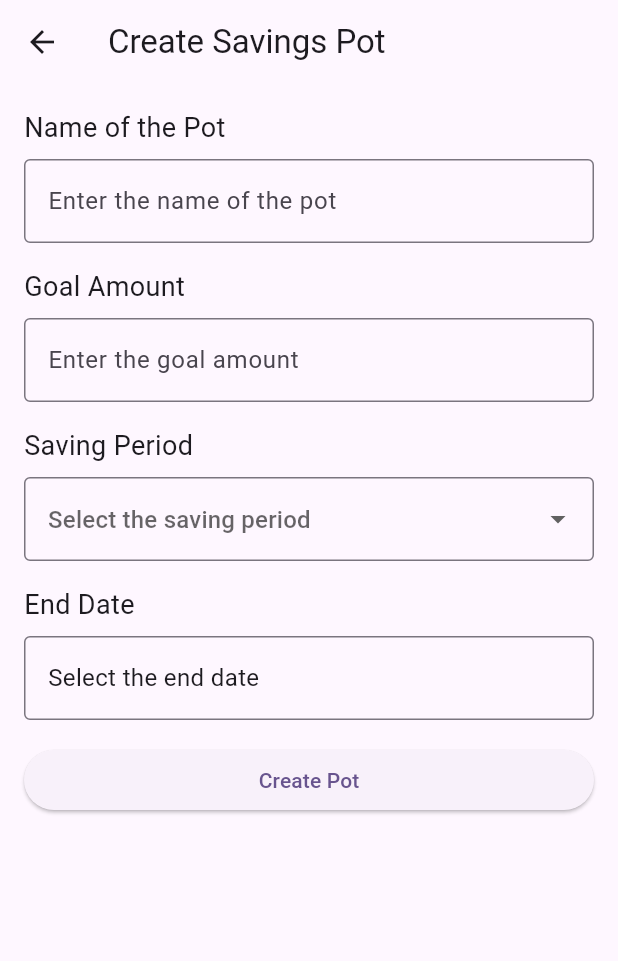
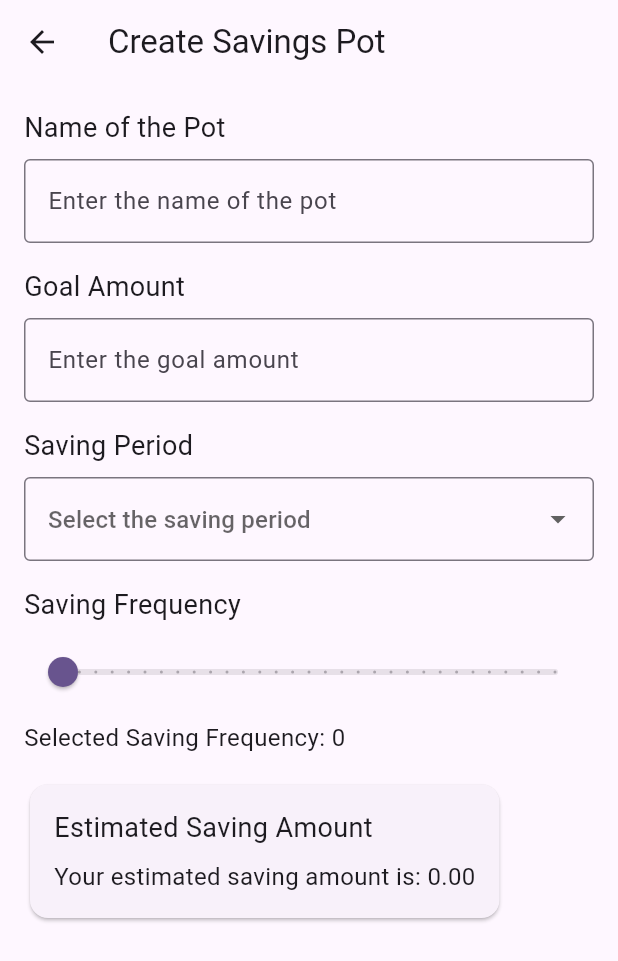
Before and after one commit to saidulydia/NTU_Finance, a Flutter app: the SavingsPotPage screen opened directly, on a phone screen of 412 x 824 dp. Shown: the top 961 px of the screen. Run offline on Flutter 3.47's test engine with Material 2 defaults, Android fonts, the phone set to English and light mode, and no system bars; our stand-ins replace firebase_auth, firebase_core; accounts and stored records are empty.

Commit message:
UI and Bug Fixes to Savings Pot

```diff
--- a/ntu_finance/lib/screens/savings_pot_page.dart
+++ b/ntu_finance/lib/screens/savings_pot_page.dart
@@ -9,43 +9,44 @@ class _SavingsPotPageState extends State<SavingsPotPage> {
   String? potName;
   double? goalAmount;
   String? savingPeriod;
-  DateTime? endDate;
+  double? savingFrequency;
   double? savingAmount;
+  int? frequencySliderValue;
 
   @override
   Widget build(BuildContext context) {
     return Scaffold(
       appBar: AppBar(
-        title: const Text('Create Savings Pot'),
+        title: Text('Create Savings Pot'),
       ),
       body: SingleChildScrollView(
         child: Padding(
-          padding: const EdgeInsets.all(16.0),
+          padding: EdgeInsets.all(16.0),
           child: Column(
-            crossAxisAlignment: CrossAxisAlignment.stretch,
+            crossAxisAlignment: CrossAxisAlignment.start,
             children: [
-              const Text(
+              Text(
                 'Name of the Pot',
                 style: TextStyle(fontSize: 18),
               ),
-              const SizedBox(height: 8),
+              SizedBox(height: 8),
               TextFormField(
                 onChanged: (value) {
                   setState(() {
                     potName = value;
                   });
                 },
-                decoration: const InputDecoration(
+                decoration: InputDecoration(
                   hintText: 'Enter the name of the pot',
                   border: OutlineInputBorder(),
                 ),
               ),
-              const SizedBox(height: 16),
-              const Text(
+              SizedBox(height: 16),
+              Text(
                 'Goal Amount',
                 style: TextStyle(fontSize: 18),
               ),
-              const SizedBox(height: 8),
+              SizedBox(height: 8),
               TextFormField(
                 onChanged: (value) {
                   setState(() {
@@ -53,26 +54,25 @@ class _SavingsPotPageState extends State<SavingsPotPage> {
                   });
                 },
                 keyboardType: TextInputType.number,
-                decoration: const InputDecoration(
+                decoration: InputDecoration(
                   hintText: 'Enter the goal amount',
                   border: OutlineInputBorder(),
                 ),
               ),
-              const SizedBox(height: 16),
-              const Text(
+              SizedBox(height: 16),
+              Text(
                 'Saving Period',
                 style: TextStyle(fontSize: 18),
               ),
-              const SizedBox(height: 8),
+              SizedBox(height: 8),
               DropdownButtonFormField(
                 value: savingPeriod,
                 onChanged: (value) {
                   setState(() {
                     savingPeriod = value;
-                    _handleSavingPeriodChange(value);
                   });
                 },
-                items: const [
+                items: [
                   DropdownMenuItem(
                     value: 'Weekly',
                     child: Text('Weekly'),
@@ -82,54 +82,49 @@ class _SavingsPotPageState extends State<SavingsPotPage> {
                     child: Text('Monthly'),
                   ),
                 ],
-                decoration: const InputDecoration(
+                decoration: InputDecoration(
                   hintText: 'Select the saving period',
                   border: OutlineInputBorder(),
                 ),
               ),
-              const SizedBox(height: 16),
-              const Text(
-                'End Date',
+              SizedBox(height: 16),
+              Text(
+                'Saving Frequency',
                 style: TextStyle(fontSize: 18),
               ),
-              const SizedBox(height: 8),
-              InkWell(
-                onTap: () {
-                  _selectEndDate(context);
+              SizedBox(height: 8),
+              Slider(
+                value: (frequencySliderValue ?? 0).toDouble(),
+                min: 0,
+                max: 30,
+                divisions: 30,
+                onChanged: (value) {
+                  setState(() {
+                    frequencySliderValue = value.toInt();
+                    savingFrequency = value;
+                  });
                 },
-                child: InputDecorator(
-                  decoration: const InputDecoration(
-                    hintText: 'Select the end date',
-                    border: OutlineInputBorder(),
               ),
-                  child: Text(
-                    endDate != null
-                        ? '${endDate!.day}/${endDate!.month}/${endDate!.year}'
-                        : 'Select the end date',
-                    style: const TextStyle(fontSize: 16),
+              SizedBox(height: 8),
+              Text(
+                'Selected Saving Frequency: ${frequencySliderValue ?? 0}',
+                style: TextStyle(fontSize: 16),
               ),
-                ),
-              ),
-              const SizedBox(height: 16),
-              ElevatedButton(
-                onPressed: () {},
-                child: const Text('Create Pot'),
-              ),
-              const SizedBox(height: 16),
-              if (savingAmount != null)
+              SizedBox(height: 16),
               Card(
                 child: Padding(
-                    padding: const EdgeInsets.all(16),
+                  padding: EdgeInsets.all(16.0),
                   child: Column(
+                    crossAxisAlignment: CrossAxisAlignment.start,
                     children: [
-                        const Text(
+                      Text(
                         'Estimated Saving Amount',
                         style: TextStyle(fontSize: 18),
                       ),
-                        const SizedBox(height: 8),
+                      SizedBox(height: 8),
                       Text(
-                          'Your estimated saving amount is: ${savingAmount!.toStringAsFixed(2)}',
-                          style: const TextStyle(fontSize: 16),
+                        'Your estimated saving amount is: ${calculateSavingAmount().toStringAsFixed(2)}',
+                        style: TextStyle(fontSize: 16),
                       ),
                     ],
                   ),
@@ -143,61 +138,14 @@ class _SavingsPotPageState extends State<SavingsPotPage> {
   }
 
   double calculateSavingAmount() {
-    if (goalAmount == null || endDate == null) {
+    if (goalAmount == null || savingFrequency == null) {
       return 0.0;
     }
-
-    final daysRemaining = endDate!.difference(DateTime.now()).inDays;
-    if (daysRemaining <= 0) {
+    if (savingPeriod == 'Weekly') {
+      return goalAmount! / (savingFrequency! * 4.33);
+    } else if (savingPeriod == 'Monthly') {
+      return goalAmount! / savingFrequency!;
+    }
     return 0.0;
   }
-
-    if (savingPeriod == 'Weekly') {
-      final weeksRemaining = (daysRemaining / 7).ceil();
-      return goalAmount! / weeksRemaining;
-    } else if (savingPeriod == 'Monthly') {
-      final monthsRemaining = (endDate!.year - DateTime.now().year) * 12 +
-          (endDate!.month - DateTime.now().month);
-      return goalAmount! / monthsRemaining;
 }
-
-    return 0.0;
-  }
-
-  void _handleSavingPeriodChange(String? value) {
-    if (value == 'Weekly') {
-      final minimumDate = DateTime.now().add(const Duration(days: 7));
-      if (endDate != null && endDate!.isBefore(minimumDate)) {
-        endDate = minimumDate;
-      }
-    } else if (value == 'Monthly') {
-      final minimumDate = DateTime.now().add(const Duration(days: 30));
-      if (endDate != null && endDate!.isBefore(minimumDate)) {
-        endDate = minimumDate;
-      }
-    }
-  }
-
-  void _selectEndDate(BuildContext context) async {
-    final selectedDate = await showDatePicker(
-      context: context,
-      initialDate: endDate ?? DateTime.now(),
-      firstDate: _getMinimumDate(),
-      lastDate: DateTime(2100),
-    );
-    if (selectedDate != null) {
-      setState(() {
-        endDate = selectedDate;
-      });
-    }
-  }
-
-  DateTime _getMinimumDate() {
-    if (savingPeriod == 'Weekly') {
-      return DateTime.now().add(const Duration(days: 7));
-    } else if (savingPeriod == 'Monthly') {
-      return DateTime.now().add(const Duration(days: 30));
-    }
-    return DateTime.now();
-  }
-}
```
Lines whose indentation alone changed are shown as unchanged.
